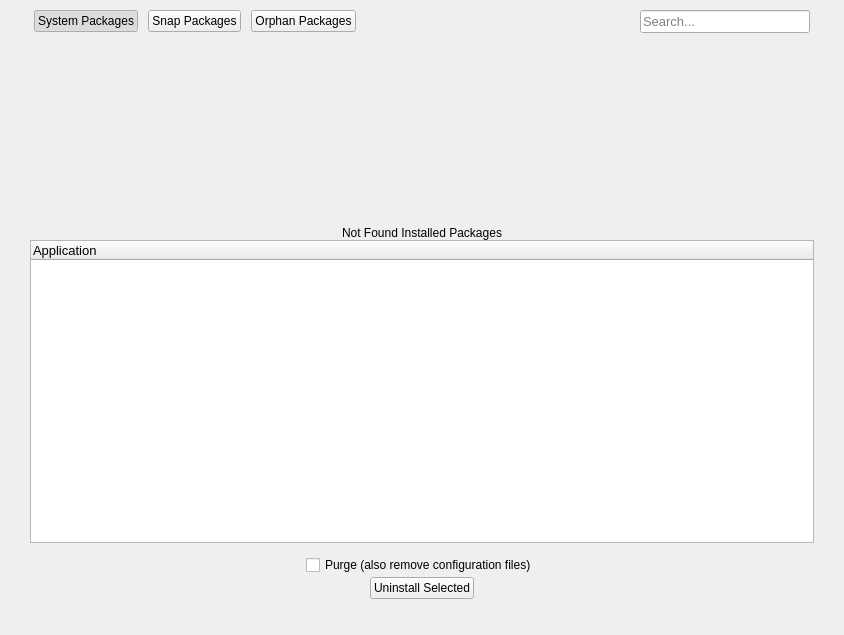
First picture: the form in shared/nexis/Pages/Uninstaller/uninstallerpage.ui, repository s4solutionsllc/Nexis, before the edit.
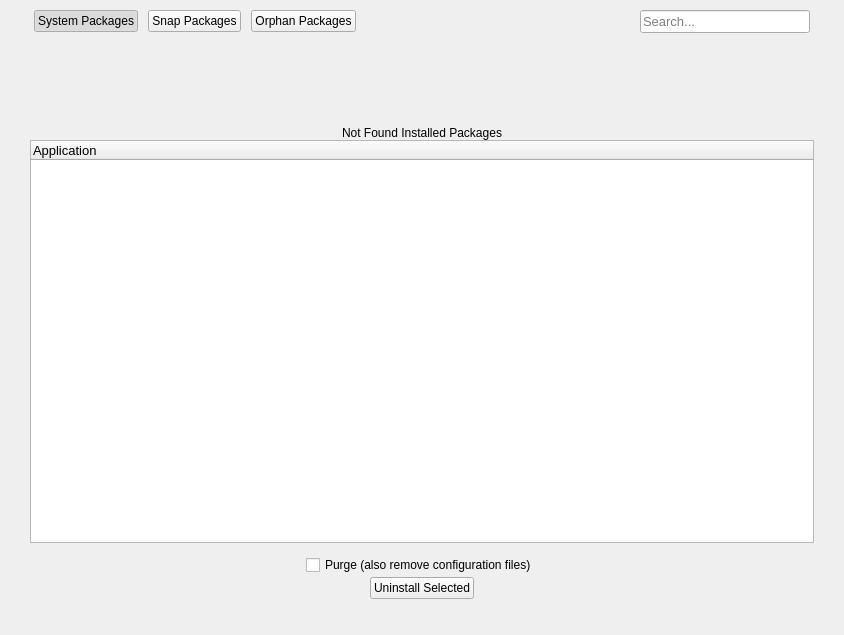
Second picture: the form after the edit.

```diff
--- a/shared/nexis/Pages/Uninstaller/uninstallerpage.ui
+++ b/shared/nexis/Pages/Uninstaller/uninstallerpage.ui
@@ -65,13 +65,13 @@
          <property name="minimumSize">
           <size>
            <width>0</width>
-           <height>200</height>
+           <height>100</height>
           </size>
          </property>
          <property name="maximumSize">
           <size>
            <width>16777215</width>
-           <height>200</height>
+           <height>100</height>
           </size>
          </property>
          <property name="accessibleName">
```
Left out of the diff: 8 changed lines with no effect on the pictures.
